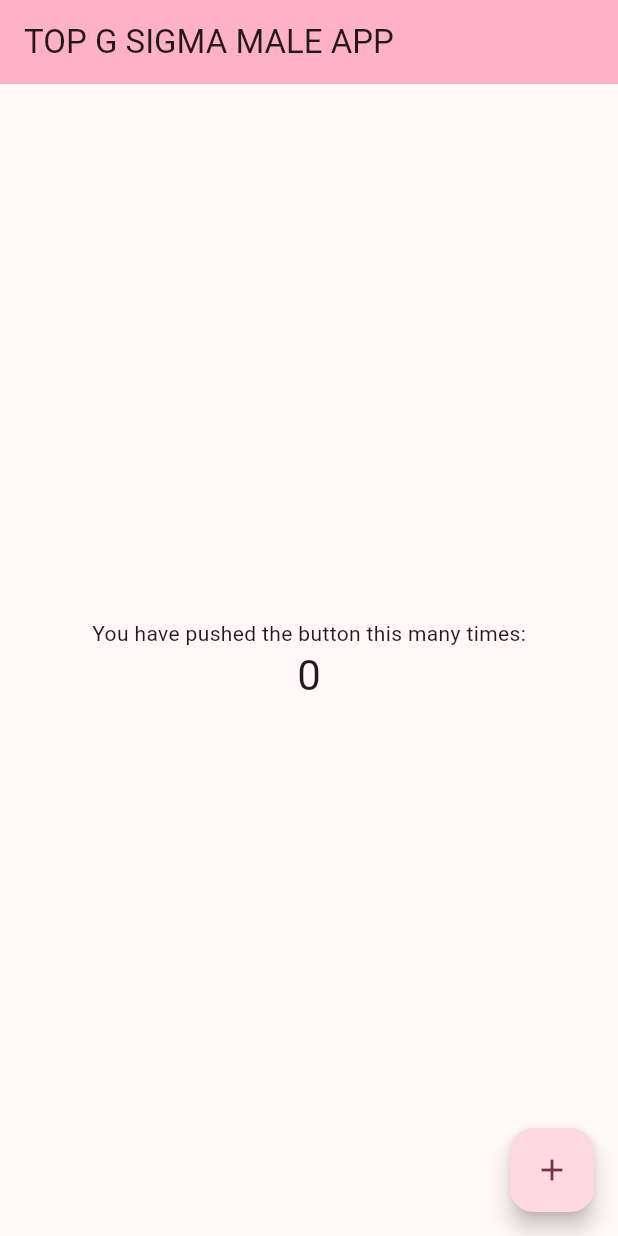
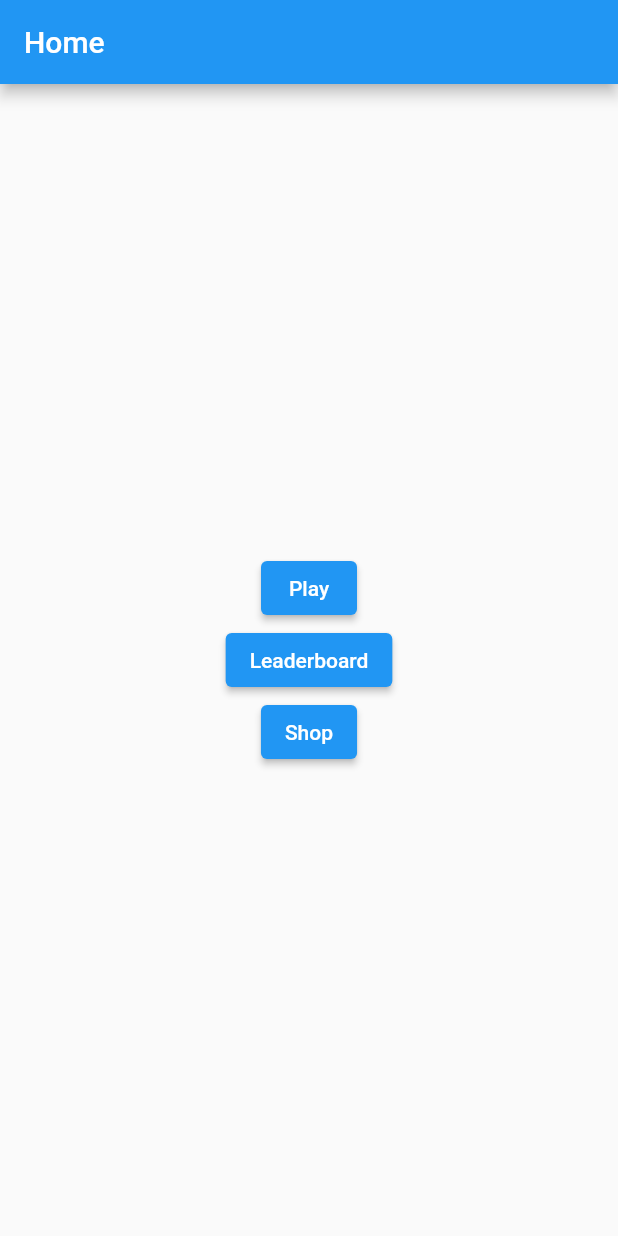
Before and after one commit to ananaskungen/flutterapp, a Flutter app: the screen it shows after launch, on a phone screen of 412 x 824 dp. Run offline on Flutter 3.47's test engine with Material 2 defaults, Android fonts, the phone set to English and light mode, and no system bars.

Commit message:
fixed menus

```diff
--- /dev/null
+++ b/lib/home.dart
@@ -0,0 +1,37 @@
+import 'package:flutter/material.dart';
+
+class HomePage extends StatelessWidget {
+  @override
+  Widget build(BuildContext context) {
+    return Scaffold(
+      appBar: AppBar(
+        title: Text('Home'),
+      ),
+      body: Center(
+        child: Column(
+          mainAxisAlignment: MainAxisAlignment.center,
+          children: [
+            ElevatedButton(
+              onPressed: () {
+                Navigator.pushNamed(context, '/play');
+              },
+              child: Text('Play'),
+            ),
+            ElevatedButton(
+              onPressed: () {
+                Navigator.pushNamed(context, '/leaderboard');
+              },
+              child: Text('Leaderboard'),
+            ),
+            ElevatedButton(
+              onPressed: () {
+                Navigator.pushNamed(context, '/shop');
+              },
+              child: Text('Shop'),
+            ),
+          ],
+        ),
+      ),
+    );
+  }
+}
--- /dev/null
+++ b/lib/leaderboard.dart
@@ -0,0 +1,15 @@
+import 'package:flutter/material.dart';
+
+class LeaderboardScreen extends StatelessWidget {
+  @override
+  Widget build(BuildContext context) {
+    return Scaffold(
+      appBar: AppBar(
+        title: Text('Leaderboard'),
+      ),
+      body: Center(
+        child: Text('Leaderboard Screen'),
+      ),
+    );
+  }
+}
--- a/lib/main.dart
+++ b/lib/main.dart
@@ -1,132 +1,24 @@
 import 'package:flutter/material.dart';
-
+import 'home.dart';
+import 'play.dart';
+import 'leaderboard.dart';
+import 'shop.dart';
 void main() {
-  runApp(const MyApp());
+  runApp(MyApp());
 }
 
 class MyApp extends StatelessWidget {
-  const MyApp({super.key});
-
-  // This widget is the root of your application.
   @override
   Widget build(BuildContext context) {
     return MaterialApp(
-      title: 'Flutter Demo',
-      theme: ThemeData(
-        // This is the theme of your application.
-        //
-        // TRY THIS: Try running your application with "flutter run". You'll see
-        // the application has a blue toolbar. Then, without quitting the app,
-        // try changing the seedColor in the colorScheme below to Colors.green
-        // and then invoke "hot reload" (save your changes or press the "hot
-        // reload" button in a Flutter-supported IDE, or press "r" if you used
-        // the command line to start the app).
-        //
-        // Notice that the counter didn't reset back to zero; the application
-        // state is not lost during the reload. To reset the state, use hot
-        // restart instead.
-        //
-        // This works for code too, not just values: Most code changes can be
-        // tested with just a hot reload.
-        colorScheme: ColorScheme.fromSeed(seedColor: Color.fromARGB(255, 0, 0, 0)),
-        useMaterial3: true,
-      ),
-      home: const MyHomePage(title: 'TOP G SIGMA MALE APP'),
+      title: 'My App',
+      initialRoute: '/',
+      routes: {
+        '/': (context) => HomePage(),
+        '/play': (context) => PlayScreen(),
+        '/leaderboard': (context) => LeaderboardScreen(),
+        '/shop': (context) => ShopScreen(),
+      },
     );
   }
 }
-
-class MyHomePage extends StatefulWidget {
-  const MyHomePage({super.key, required this.title});
-
-  // This widget is the home page of your application. It is stateful, meaning
-  // that it has a State object (defined below) that contains fields that affect
-  // how it looks.
-
-  // This class is the configuration for the state. It holds the values (in this
-  // case the title) provided by the parent (in this case the App widget) and
-  // used by the build method of the State. Fields in a Widget subclass are
-  // always marked "final".
-
-  final String title;
-
-  @override
-  State<MyHomePage> createState() => _MyHomePageState();
-}
-
-class _MyHomePageState extends State<MyHomePage> {
-  int _counter = 0;
-
-  void _incrementCounter() {
-    setState(() {
-      // This call to setState tells the Flutter framework that something has
-      // changed in this State, which causes it to rerun the build method below
-      // so that the display can reflect the updated values. If we changed
-      // _counter without calling setState(), then the build method would not be
-      // called again, and so nothing would appear to happen.
-      _counter++;
-    });
-  }
-
-  @override
-  Widget build(BuildContext context) {
-    // This method is rerun every time setState is called, for instance as done
-    // by the _incrementCounter method above.
-    //
-    // The Flutter framework has been optimized to make rerunning build methods
-    // fast, so that you can just rebuild anything that needs updating rather
-    // than having to individually change instances of widgets.
-    return Scaffold(
-      appBar: AppBar(
-        // TRY THIS: Try changing the color here to a specific color (to
-        // Colors.amber, perhaps?) and trigger a hot reload to see the AppBar
-        // change color while the other colors stay the same.
-        backgroundColor: Theme.of(context).colorScheme.inversePrimary,
-        // Here we take the value from the MyHomePage object that was created by
-        // the App.build method, and use it to set our appbar title.
-        title: Text(widget.title),
-      ),
-      body: Center(
-        // Center is a layout widget. It takes a single child and positions it
-        // in the middle of the parent.
-        child: Column(
-          // Column is also a layout widget. It takes a list of children and
-          // arranges them vertically. By default, it sizes itself to fit its
-          // children horizontally, and tries to be as tall as its parent.
-          //
-          // Column has various properties to control how it sizes itself and
-          // how it positions its children. Here we use mainAxisAlignment to
-          // center the children vertically; the main axis here is the vertical
-          // axis because Columns are vertical (the cross axis would be
-          // horizontal).
-          //
-          // TRY THIS: Invoke "debug painting" (choose the "Toggle Debug Paint"
-          // action in the IDE, or press "p" in the console), to see the
-          // wireframe for each widget.
-          mainAxisAlignment: MainAxisAlignment.center,
-          children: <Widget>[
-            const Text(
-              'You have pushed the button this many times:',
-            ),
-            Text(
-              '$_counter',
-              style: Theme.of(context).textTheme.headlineMedium,
-            ),
-
-
-          ],
-
-        ),
-      ),
-      floatingActionButton: FloatingActionButton(
-        onPressed: _incrementCounter,
-        tooltip: 'Increment',
-        child: const Icon(Icons.add),
-      ),
-
-      // This trailing comma makes auto-formatting nicer for build methods.
-
-
-    );
-  }
-}
--- /dev/null
+++ b/lib/play.dart
@@ -0,0 +1,15 @@
+import 'package:flutter/material.dart';
+
+class PlayScreen extends StatelessWidget {
+  @override
+  Widget build(BuildContext context) {
+    return Scaffold(
+      appBar: AppBar(
+        title: Text('Play'),
+      ),
+      body: Center(
+        child: Text('Play Screen'),
+      ),
+    );
+  }
+}
--- /dev/null
+++ b/lib/shop.dart
@@ -0,0 +1,15 @@
+import 'package:flutter/material.dart';
+
+class ShopScreen extends StatelessWidget {
+  @override
+  Widget build(BuildContext context) {
+    return Scaffold(
+      appBar: AppBar(
+        title: Text('Shop'),
+      ),
+      body: Center(
+        child: Text('Shop Screen'),
+      ),
+    );
+  }
+}
```
Also changed, not shown: 1 other file.
